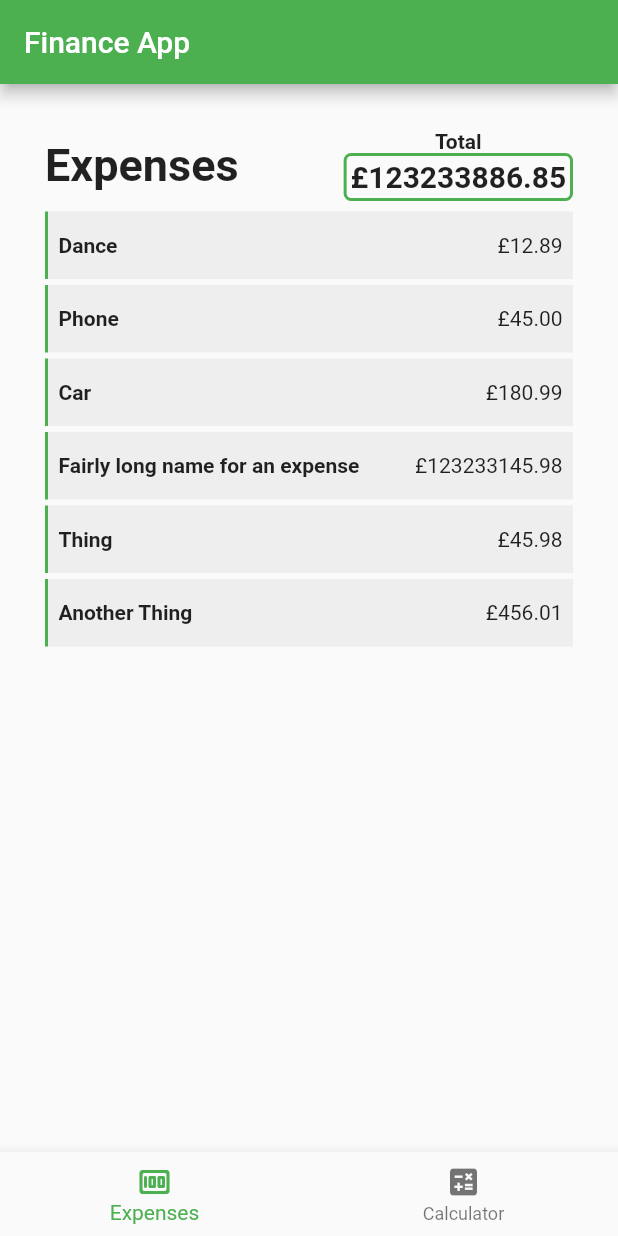
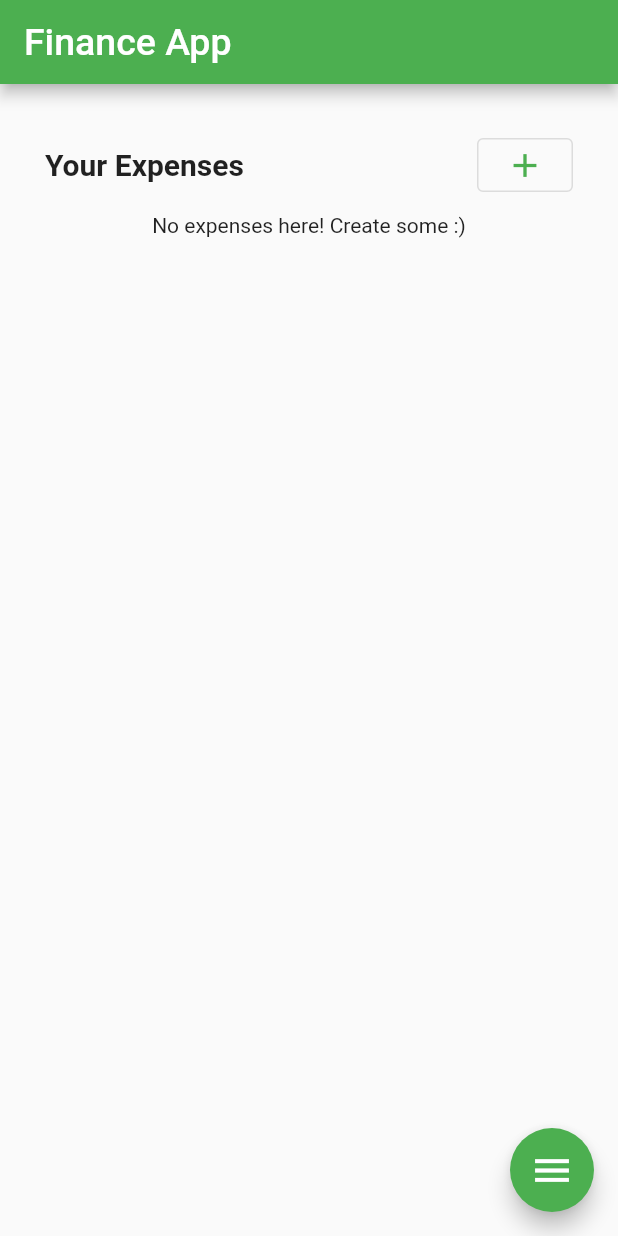
Before and after one commit to lew148/finance_app, a Flutter app: the screen it shows after launch, on a phone screen of 412 x 824 dp. Run offline on Flutter 3.47's test engine with Material 2 defaults, Android fonts, the phone set to English and light mode, and no system bars; our stand-ins replace get, sqflite; accounts and stored records are empty.

Commit message:
expenses pages with add functionality

```diff
--- a/lib/classes/expense.dart
+++ b/lib/classes/expense.dart
@@ -1,9 +1,17 @@
 class Expense {
-  final int id;
+  int? id;
   String name;
   double cost;
 
   Expense({required this.id, required this.name, required this.cost});
+
+  Map<String, dynamic> toMap() {
+    return {
+      'id': id,
+      'name': name,
+      'cost': cost
+    };
+  }
 
   factory Expense.fromJson(Map<String, dynamic> json) {
     return Expense(
@@ -19,7 +27,8 @@ class ExpenseHelper {
         Expense(id: 1, name: 'Dance', cost: 12.89),
         Expense(id: 2, name: 'Phone', cost: 45.00),
         Expense(id: 3, name: 'Car', cost: 180.99),
-        Expense(id: 4, name: 'Fairly long name for an expense', cost: 123233145.98),
+        Expense(
+            id: 4, name: 'Fairly long name for an expense', cost: 123233145.98),
         Expense(id: 5, name: 'Thing', cost: 45.98),
         Expense(id: 6, name: 'Another Thing', cost: 456.01),
       ];
--- a/lib/main.dart
+++ b/lib/main.dart
@@ -1,6 +1,6 @@
-import 'package:finance_app/pages/calc.dart';
-import 'package:finance_app/pages/expenses.dart';
+import 'package:finance_app/pages/expenses/expenses.dart';
 import 'package:flutter/material.dart';
+import 'package:get/get.dart';
 
 void main() {
   runApp(const MyApp());
@@ -11,60 +11,41 @@ class MyApp extends StatelessWidget {
 
   @override
   Widget build(BuildContext context) {
-    return MaterialApp(
-      title: 'Flutter Demo',
+    return GetMaterialApp(
+      title: 'Finance App',
       theme: ThemeData(
         primarySwatch: Colors.green,
       ),
-      home: const MyHomePage(title: 'Finance App'),
+      home: const MyHomePage(),
     );
   }
 }
 
 class MyHomePage extends StatefulWidget {
-  const MyHomePage({Key? key, required this.title}) : super(key: key);
-  final String title;
+  const MyHomePage({Key? key}) : super(key: key);
 
   @override
   State<MyHomePage> createState() => _MyHomePageState();
 }
 
 class _MyHomePageState extends State<MyHomePage> {
-  int _selectedIndex = 0;
-
-  void _onNavItemTapped(int index) {
-    setState(() {
-      _selectedIndex = index;
-    });
-  }
-
   @override
   Widget build(BuildContext context) {
     return Scaffold(
       appBar: AppBar(
-        title: Text(widget.title),
+        title: const Text(
+          'Finance App',
+          style: TextStyle(fontSize: 25.0),
+        ),
       ),
       body: Padding(
         padding: const EdgeInsets.all(30),
         child: Builder(builder: (context) {
-          return _selectedIndex == 0 ? const Expenses(): const Calc();
+          return const Expenses();
         }),
       ),
-      bottomNavigationBar: BottomNavigationBar(
-        items: const <BottomNavigationBarItem>[
-          BottomNavigationBarItem(
-            icon: Icon(Icons.money_rounded),
-            label: 'Expenses',
-          ),
-          BottomNavigationBarItem(
-            icon: Icon(Icons.calculate),
-            label: 'Calculator',
-          ),
-        ],
-        currentIndex: _selectedIndex,
-        selectedItemColor: Colors.green,
-        onTap: _onNavItemTapped,
-      ),
+      floatingActionButton: FloatingActionButton(
+          onPressed: () => {}, child: const Icon(Icons.menu, size: 30.0)),
     );
   }
 }
--- a/lib/pages/expenses.dart
+++ /dev/null
@@ -1,62 +0,0 @@
-import 'package:finance_app/classes/expense.dart';
-import 'package:finance_app/pages/expense_display.dart';
-import 'package:flutter/material.dart';
-
-class Expenses extends StatefulWidget {
-  const Expenses({Key? key}) : super(key: key);
-
-  @override
-  State<Expenses> createState() => _ExpensesState();
-}
-
-class _ExpensesState extends State<Expenses> {
-  List<Widget> getExpensesWidget() {
-    List<Widget> expenses = [];
-
-    for (var e in ExpenseHelper.getTestExpenses()) {
-      expenses.add(ExpenseDisplay(expense: e));
-    }
-
-    return expenses;
-  }
-
-  double getExpensesTotal() => ExpenseHelper.getTestExpenses()
-      .fold(0, (sum, expense) => sum + expense.cost);
-
-  @override
-  Widget build(BuildContext context) {
-    return Column(
-      children: [
-        Container(
-          child:
-              Row(mainAxisAlignment: MainAxisAlignment.spaceBetween, children: [
-            const Text(
-              'Expenses',
-              style: TextStyle(fontWeight: FontWeight.bold, fontSize: 30),
-              textAlign: TextAlign.left,
-            ),
-            Column(children: [
-              const Text(
-                'Total',
-                style: TextStyle(fontWeight: FontWeight.bold),
-              ),
-              Container(
-                child: Text(
-                  '£' + getExpensesTotal().toStringAsFixed(2),
-                  style: const TextStyle(
-                      fontWeight: FontWeight.bold, fontSize: 20),
-                ),
-                decoration: BoxDecoration(
-                    border: Border.all(width: 2.0, color: Colors.green),
-                    borderRadius: const BorderRadius.all(Radius.circular(5))),
-                padding: const EdgeInsets.all(2.5),
-              ),
-            ]),
-          ]),
-          margin: const EdgeInsets.fromLTRB(0, 0, 0, 5),
-        ),
-        Column(children: getExpensesWidget())
-      ],
-    );
-  }
-}
--- /dev/null
+++ b/lib/pages/expenses/expenses.dart
@@ -0,0 +1,90 @@
+import 'package:finance_app/database_service.dart';
+import 'package:finance_app/pages/expenses/expense_display.dart';
+import 'package:flutter/material.dart';
+
+import 'add_expense_form.dart';
+
+class Expenses extends StatefulWidget {
+  const Expenses({Key? key}) : super(key: key);
+
+  @override
+  State<Expenses> createState() => _ExpensesState();
+}
+
+class _ExpensesState extends State<Expenses> {
+  late Future<List<Widget>> _expenses;
+
+  Future<List<Widget>> getExpensesWidget() async {
+    List<Widget> expenses = [];
+    final db = DatabaseService();
+    await db.openDb();
+
+    for (var e in await db.getExpenses()) {
+      expenses.add(ExpenseDisplay(expense: e));
+    }
+
+    return expenses;
+  }
+
+  @override
+  void initState() {
+    super.initState();
+    _expenses = getExpensesWidget();
+  }
+
+  void reloadState() {
+    setState(() {
+      _expenses = getExpensesWidget();
+    });
+  }
+
+  void openAddExpenseForm() => showModalBottomSheet(
+        context: context,
+        builder: (BuildContext context) => Column(
+          children: [
+            Padding(
+                padding: EdgeInsets.only(
+                    bottom: MediaQuery.of(context).viewInsets.bottom),
+                child: AddExpenseForm(reloadState: reloadState))
+          ],
+          mainAxisSize: MainAxisSize.min,
+        ),
+        isScrollControlled: true,
+        shape: const RoundedRectangleBorder(
+            borderRadius: BorderRadius.vertical(top: Radius.circular(25.0))),
+      );
+
+  @override
+  Widget build(BuildContext context) {
+    return Column(children: [
+      Container(
+          child:
+              Row(mainAxisAlignment: MainAxisAlignment.spaceBetween, children: [
+            const Text(
+              'Your Expenses',
+              style: TextStyle(fontWeight: FontWeight.bold, fontSize: 20.0),
+            ),
+            OutlinedButton(
+                onPressed: () => openAddExpenseForm(),
+                child: const Icon(Icons.add, size: 26.0))
+          ]),
+          padding: const EdgeInsets.fromLTRB(0, 0, 0, 8.0)),
+      FutureBuilder<List<Widget>>(
+          future: _expenses,
+          builder:
+              (BuildContext context, AsyncSnapshot<List<Widget>> snapshot) {
+            if (snapshot.hasData) {
+              if (snapshot.data!.isNotEmpty) {
+                return Column(children: snapshot.data!);
+              }
+            }
+
+            return Column(
+              children: const [
+                Text('No expenses here! Create some :)'),
+              ],
+            );
+          })
+    ]);
+  }
+}
--- a/pubspec.yaml
+++ b/pubspec.yaml
@@ -29,11 +29,14 @@ environment:
 dependencies:
   flutter:
     sdk: flutter
+  sqflite:
+  path:
 
 
   # The following adds the Cupertino Icons font to your application.
   # Use with the CupertinoIcons class for iOS style icons.
   cupertino_icons: ^1.0.2
+  get: ^4.3.8
 
 dev_dependencies:
   flutter_test:
```
Also changed, not shown: lib/database_service.dart (added, +27 -0 lines), lib/pages/calc.dart (deleted, +0 -65 lines), lib/pages/expenses/add_expense_form.dart (added, +126 -0 lines), lib/pages/expenses/expense_display.dart (renamed from lib/pages/expense_display.dart), pubspec.lock.
